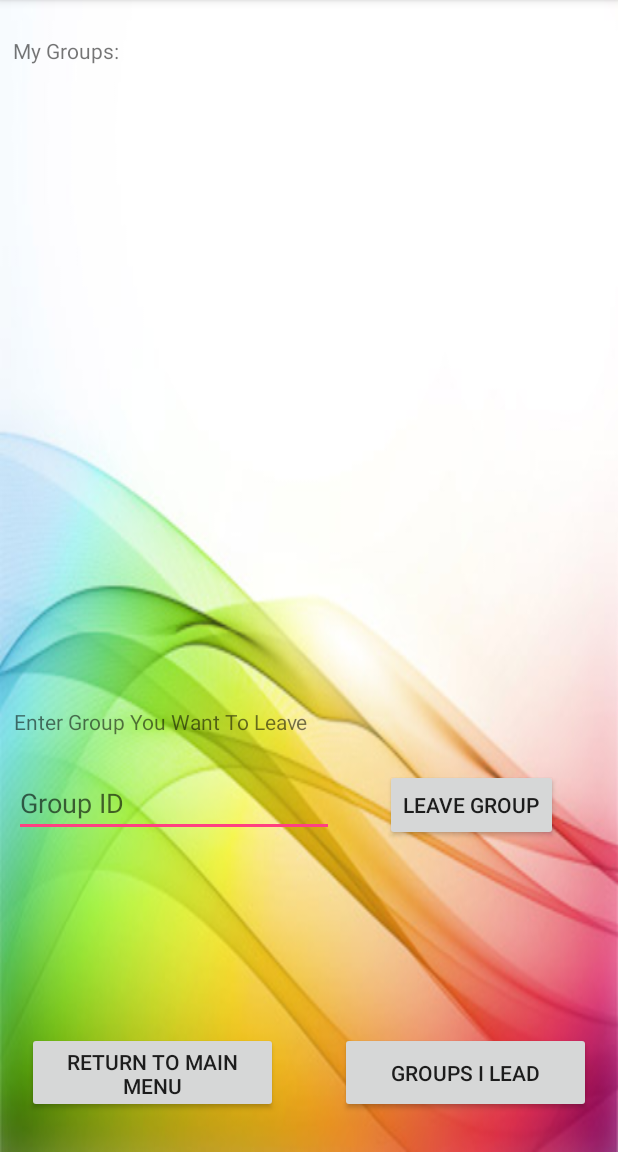
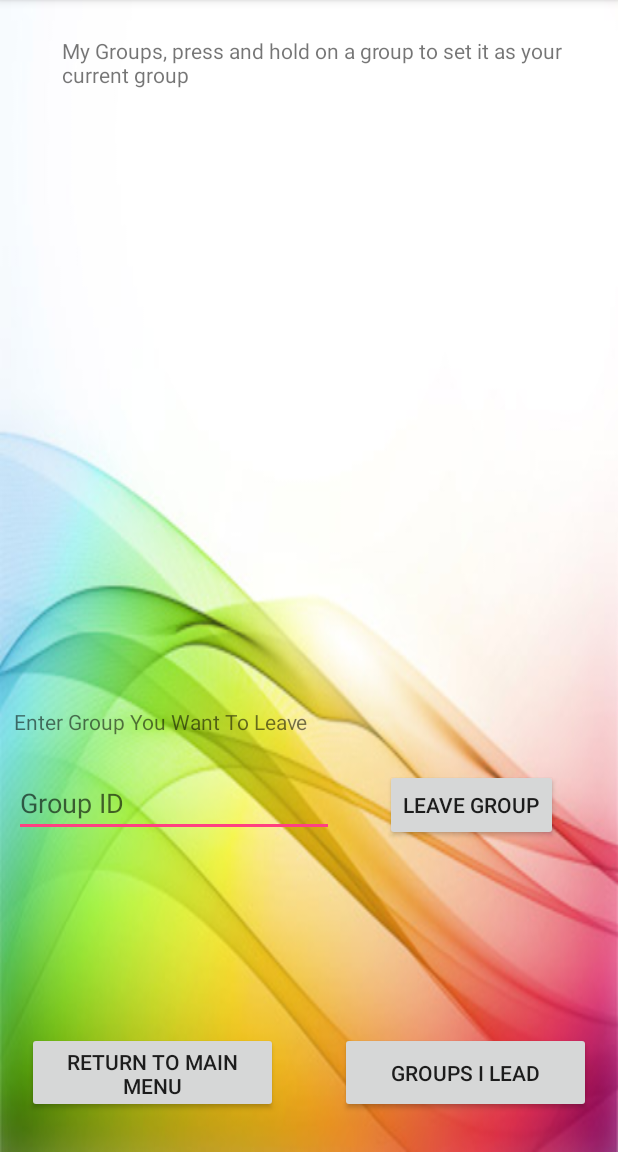
Before and after one commit to HawkanZheng/WalkingSchoolBus, an Android app: the ManageGroups screen opened directly, with no data from a screen before it, on a phone screen of 412 x 824 dp, the part 84-1236 px from its top. Run offline under Robolectric (Android 15) with nearby library versions, the phone set to English and light mode, and no system bars; libraries missing offline, so code that uses them is left out: retrofit2.converter.jackson; 2 statements that could not run were skipped.

Commit message:
added instructions to group management

```diff
--- a/app/src/main/res/layout/activity_manage_groups.xml
+++ b/app/src/main/res/layout/activity_manage_groups.xml
@@ -10,15 +10,17 @@
 
     <TextView
         android:id="@+id/myGroupsView"
-        android:layout_width="wrap_content"
+        android:layout_width="364dp"
         android:layout_height="wrap_content"
-        android:text="@string/my_groups"
+        android:layout_marginLeft="16dp"
+        android:text="@string/my_groups_press_and_hold_on_a_group_to_set_it_as_your_current_group"
         app:layout_constraintBottom_toBottomOf="parent"
         app:layout_constraintEnd_toEndOf="parent"
-        app:layout_constraintHorizontal_bias="0.025"
+        app:layout_constraintHorizontal_bias="0.8"
+        app:layout_constraintLeft_toLeftOf="parent"
         app:layout_constraintStart_toStartOf="parent"
         app:layout_constraintTop_toTopOf="parent"
-        app:layout_constraintVertical_bias="0.032" />
+        app:layout_constraintVertical_bias="0.033" />
 
     <ListView
         android:id="@+id/myGroupsList"
@@ -26,9 +28,11 @@
         android:layout_height="245dp"
         app:layout_constraintBottom_toBottomOf="parent"
         app:layout_constraintEnd_toEndOf="parent"
+        app:layout_constraintLeft_toLeftOf="parent"
+        app:layout_constraintRight_toRightOf="parent"
         app:layout_constraintStart_toStartOf="parent"
         app:layout_constraintTop_toTopOf="parent"
-        app:layout_constraintVertical_bias="0.131" />
+        app:layout_constraintVertical_bias="0.187" />
 
     <Button
         android:id="@+id/leaveGroupBtn"
--- a/app/src/main/res/values/strings.xml
+++ b/app/src/main/res/values/strings.xml
@@ -158,4 +158,5 @@
     <string name="birthday_mm_yy">Birthday (MM/YY)</string>
     <string name="join_with_optional_info">Join</string>
     <string name="emergency_info">Emergency Info</string>
+    <string name="my_groups_press_and_hold_on_a_group_to_set_it_as_your_current_group">My Groups, press and hold on a group to set it as your current group</string>
 </resources>
```
Also changed, not shown: app/src/main/java/project/cmpt276/androidui/walkingschoolbus/editChildInfo.java (+4 -15 lines).
